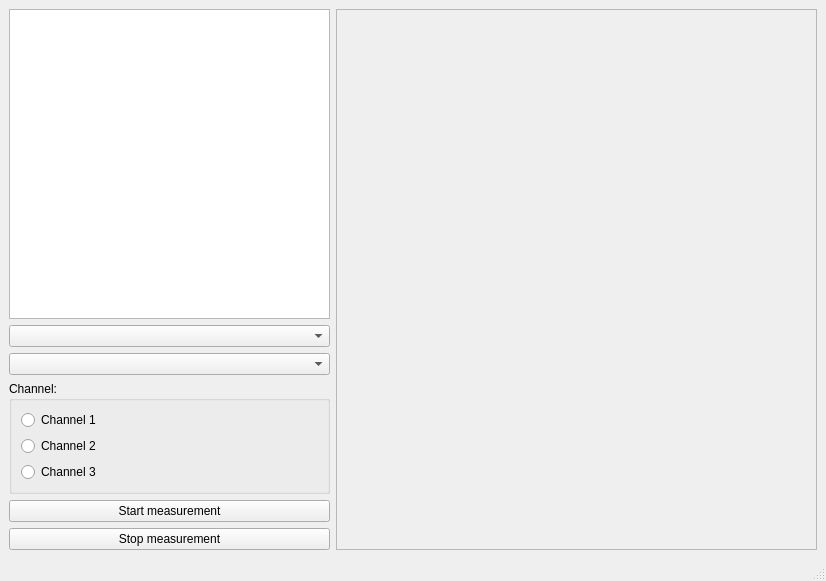
Old version of the form mainwindow.ui in the repository adiakimson/emg_desktop.
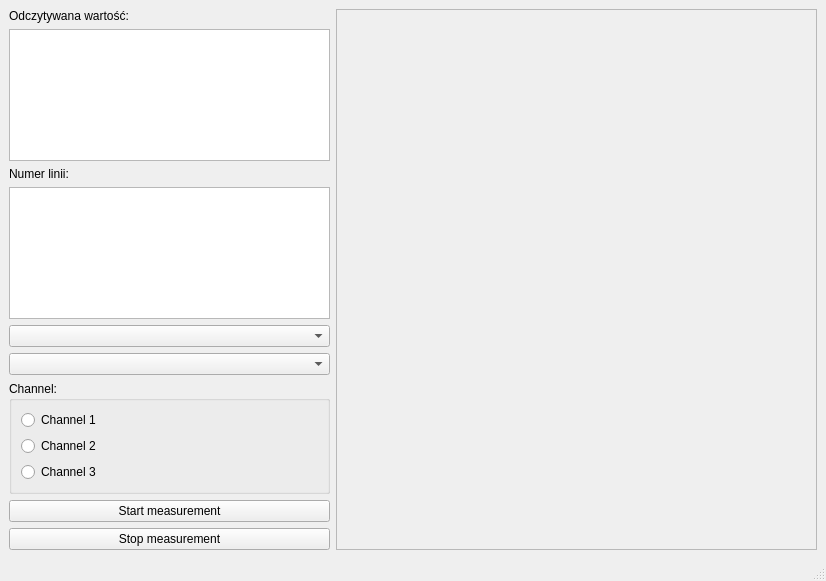
New version of the form.

Patch:
```diff
--- a/mainwindow.ui
+++ b/mainwindow.ui
@@ -19,9 +19,26 @@
      <layout class="QHBoxLayout" name="horizontalLayout" stretch="2,3">
       <item>
        <layout class="QVBoxLayout" name="verticalLayout_2">
+        <item>
+         <widget class="QLabel" name="label_2">
+          <property name="text">
+           <string>Odczytywana wartość:</string>
+          </property>
+         </widget>
+        </item>
         <item>
          <widget class="QPlainTextEdit" name="plainTextEdit"/>
         </item>
+        <item>
+         <widget class="QLabel" name="label">
+          <property name="text">
+           <string>Numer linii:</string>
+          </property>
+         </widget>
+        </item>
+        <item>
+         <widget class="QPlainTextEdit" name="plainTextEdit_2"/>
+        </item>
         <item>
          <widget class="QComboBox" name="comboBox">
           <property name="currentText">
```
